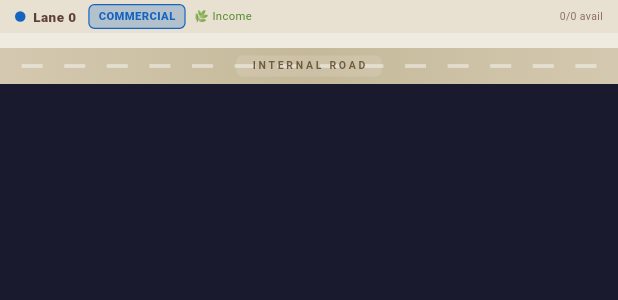
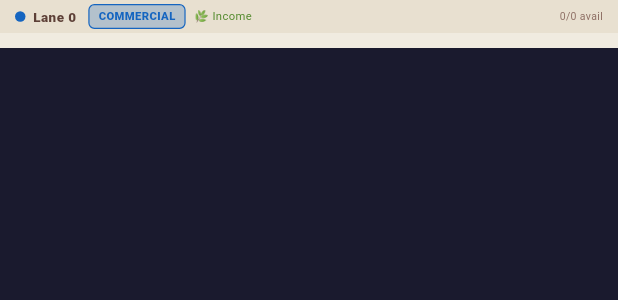
Before and after one commit to vijaybore/plot-plot, a Flutter app: the _LaneSection widget shown alone on an empty page, opened directly with empty values, on a phone screen of 412 x 824 dp. Shown: the top 300 px of the screen. Run offline on Flutter 3.47's test engine with Material 3 defaults, Android fonts, the phone set to English and light mode, and no system bars; our stand-ins replace equatable, flutter_riverpod.

Commit message:
board update

```diff
--- a/lib/features/game/domain/models/tile_model.dart
+++ b/lib/features/game/domain/models/tile_model.dart
@@ -168,13 +168,15 @@ class TileModel extends Equatable {
   }
 
   // ── Plot type colors & labels ────────────────────────────────────
+  // Corner plots share the Bank's light-cyan tone so the board reads as
+  // one clean, unified palette instead of a rainbow of plot-type colors.
   Color get plotTypeColor {
     switch (plotType) {
       case PlotType.residential:   return const Color(0xFFB8E6B8);
       case PlotType.farm:          return const Color(0xFFD4E887);
       case PlotType.commercial:    return const Color(0xFFADD8F0);
       case PlotType.industrial:    return const Color(0xFFD4C5B0);
-      case PlotType.corner:        return const Color(0xFFFFDDA0);
+      case PlotType.corner:        return const Color(0xFFB3E5FC); // Bank cyan
       case PlotType.lakeView:      return const Color(0xFFA0E8E8);
       case PlotType.premium:       return const Color(0xFFE8C8F0);
       case PlotType.highwayFacing: return const Color(0xFFFFBDBD);
--- a/lib/features/game/presentation/widgets/board/game_board_widget.dart
+++ b/lib/features/game/presentation/widgets/board/game_board_widget.dart
@@ -296,7 +296,6 @@ class _LaneSection extends StatelessWidget {
     children: [
       _header(),
       _tileRow(),
-      if (!isLast) _road(),
     ],
   );
 
@@ -373,45 +372,6 @@ class _LaneSection extends StatelessWidget {
     ),
   );
 
-  Widget _road() => Container(
-    height: 24,
-    decoration: const BoxDecoration(
-      gradient: LinearGradient(
-        colors: [Color(0xFFD4C9B0), Color(0xFFC5B99A), Color(0xFFD4C9B0)],
-        begin: Alignment.centerLeft,
-        end: Alignment.centerRight,
-      ),
-    ),
-    child: Stack(
-      alignment: Alignment.center,
-      children: [
-        Row(
-          mainAxisAlignment: MainAxisAlignment.spaceEvenly,
-          children: List.generate(14, (i) => Container(
-            width: 14, height: 2.5,
-            color: Colors.white.withValues(alpha: 0.45),
-          )),
-        ),
-        Container(
-          padding: const EdgeInsets.symmetric(horizontal: 10, vertical: 2),
-          decoration: BoxDecoration(
-            color: Colors.white.withValues(alpha: 0.12),
-            borderRadius: BorderRadius.circular(4),
-          ),
-          child: const Text(
-            'INTERNAL ROAD',
-            style: TextStyle(
-              color: Color(0xFF6D5B3B),
-              fontSize: 7,
-              fontWeight: FontWeight.w700,
-              letterSpacing: 1.8,
-            ),
-          ),
-        ),
-      ],
-    ),
-  );
-
   String _zoneLabel() {
     if (laneNumber % 4 == 0) return 'COMMERCIAL';
     if (laneNumber % 3 == 0) return 'FARM ZONE';
```
Also changed, not shown: lib/features/game/presentation/widgets/board/board_tile_widget.dart (+61 -29 lines), 1 other file.
